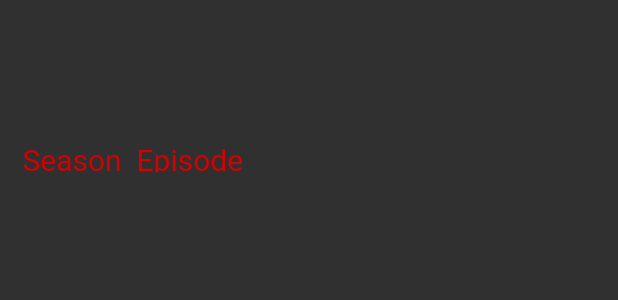
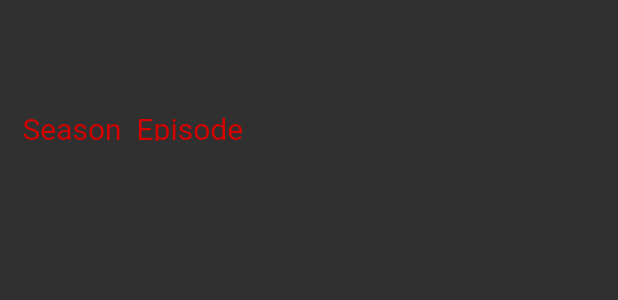
Before and after one commit to aaesDev/UA3000, a Flutter app: the ResultContainer widget shown alone on an empty page, opened directly, on a phone screen of 412 x 824 dp. Shown: the top 300 px of the screen. Run offline on Flutter 3.47's test engine with Material 2 defaults, Android fonts, the phone set to English and light mode, and no system bars; our stand-ins replace vibration; missing offline and left inert: admob_flutter, flare_splash_screen.

Commit message:
fix title

```diff
--- a/lib/App/UI/about/result_container.dart
+++ b/lib/App/UI/about/result_container.dart
@@ -21,11 +21,10 @@ class _ResultContainerState extends State<ResultContainer> {
         crossAxisAlignment: CrossAxisAlignment.stretch,
         children: [
           Container(
-            height: 50,
             child: Text(
               controller.title,
               style: TextStyle(
-                fontSize: 30,
+                fontSize: 25,
                 fontWeight: FontWeight.bold,
                 color: ColorPlate.yellow,
               ),
```
